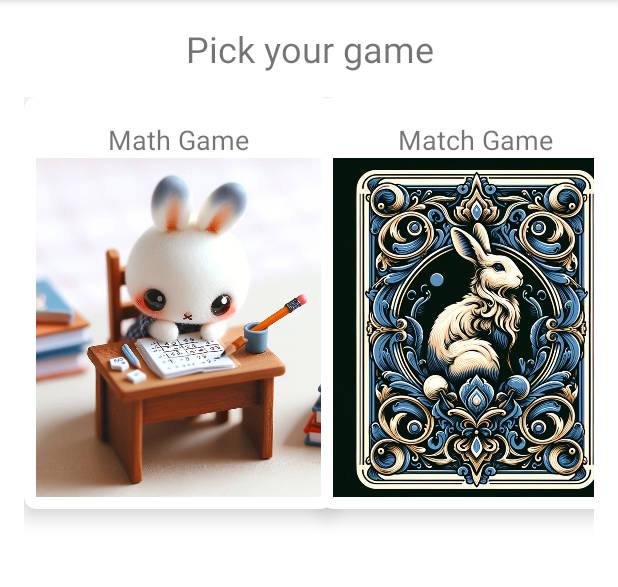
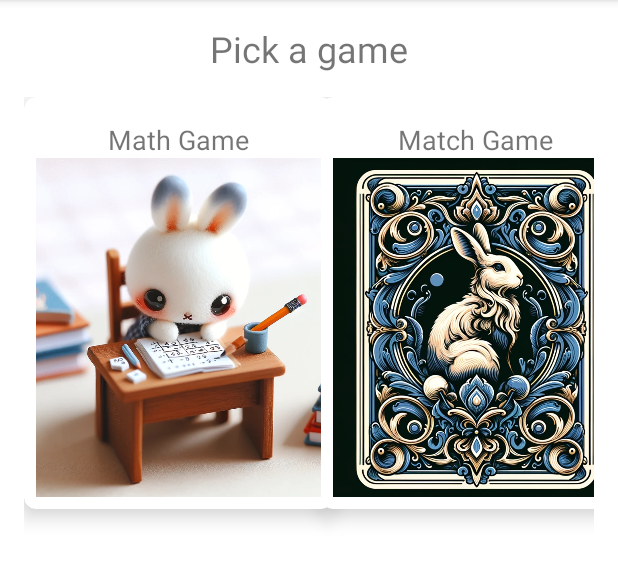
Before and after one commit to jfletcher5/FletcherGames, an Android app: the screen it shows after launch (GamePickerActivity), on a phone screen of 412 x 824 dp, the part 84-671 px from its top. Run offline under Robolectric (Android 15) with nearby library versions, the phone set to English and light mode, and no system bars.

Commit message:
new games v2.1

```diff
--- a/app/src/main/res/values/strings.xml
+++ b/app/src/main/res/values/strings.xml
@@ -8,7 +8,7 @@
     <string name="submit_answer">Submit Answer</string>
     <string name="_1_00">1:00</string>
     <string name="scores">Scores</string>
-    <string name="pick_your_game">Pick your game</string>
+    <string name="pick_your_game">Pick a game</string>
     <string name="math_game">Math Game</string>
     <string name="x">Close</string>
     <string name="score_0">Score: 0</string>
--- a/settings.gradle
+++ b/settings.gradle
@@ -12,5 +12,5 @@ dependencyResolutionManagement {
         mavenCentral()
     }
 }
-rootProject.name = "math game"
+rootProject.name = "Fletcher Kids Games"
 include ':app'
```
